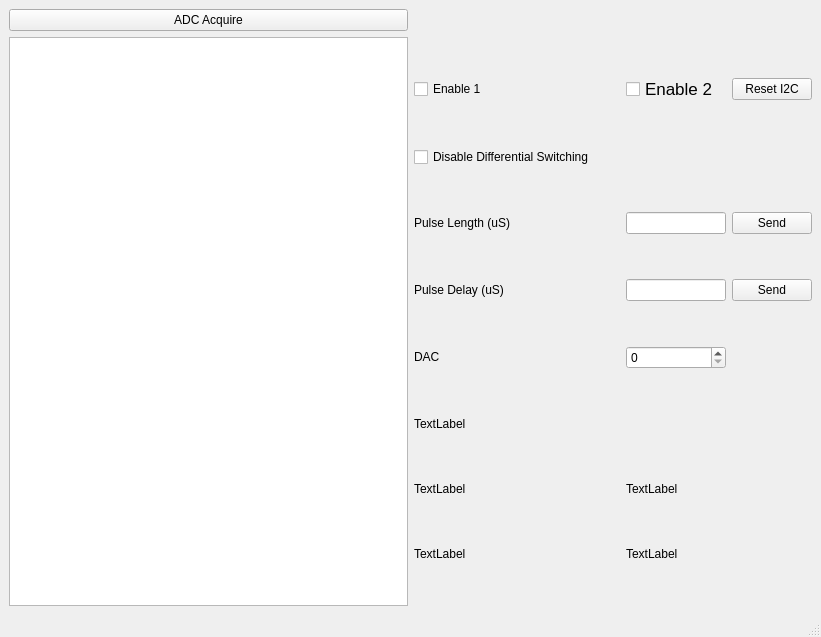
Before: the Qt Designer form controllerUI.ui in Furrah/CalibratorControllerGUI, drawn with Qt 5.
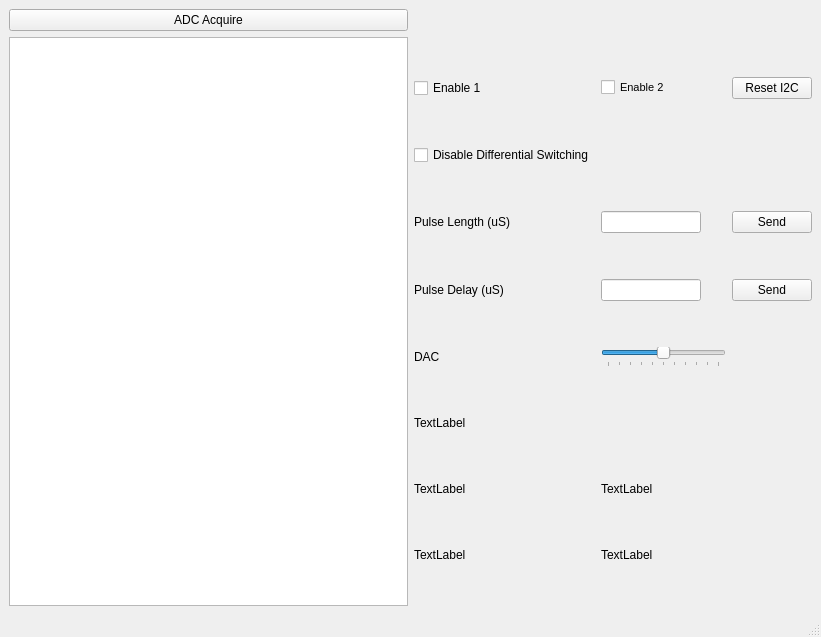
After: the same form once the commit is applied. Custom widgets are drawn as their Qt base class.

Patch:
```diff
--- a/controllerUI.ui
+++ b/controllerUI.ui
@@ -83,7 +83,7 @@
        <widget class="QCheckBox" name="checkBox_EnableCircuitTwo">
         <property name="font">
          <font>
-          <pointsize>13</pointsize>
+          <pointsize>8</pointsize>
          </font>
         </property>
         <property name="layoutDirection">
@@ -127,16 +127,6 @@
         </property>
        </widget>
       </item>
-      <item row="5" column="2">
-       <widget class="QSpinBox" name="spinBox_DAC">
-        <property name="maximumSize">
-         <size>
-          <width>100</width>
-          <height>16777215</height>
-         </size>
-        </property>
-       </widget>
-      </item>
       <item row="3" column="1">
        <widget class="QLabel" name="label_5">
         <property name="maximumSize">
@@ -229,6 +219,31 @@
         </property>
        </widget>
       </item>
+      <item row="5" column="2">
+       <widget class="QSlider" name="horizontalSlider">
+        <property name="sizePolicy">
+         <sizepolicy hsizetype="Expanding" vsizetype="Fixed">
+          <horstretch>0</horstretch>
+          <verstretch>0</verstretch>
+         </sizepolicy>
+        </property>
+        <property name="autoFillBackground">
+         <bool>false</bool>
+        </property>
+        <property name="maximum">
+         <number>100</number>
+        </property>
+        <property name="value">
+         <number>50</number>
+        </property>
+        <property name="orientation">
+         <enum>Qt::Horizontal</enum>
+        </property>
+        <property name="tickPosition">
+         <enum>QSlider::TicksBelow</enum>
+        </property>
+       </widget>
+      </item>
      </layout>
     </item>
    </layout>
```
Left out of the diff: 2 changed lines with no effect on the pictures.
